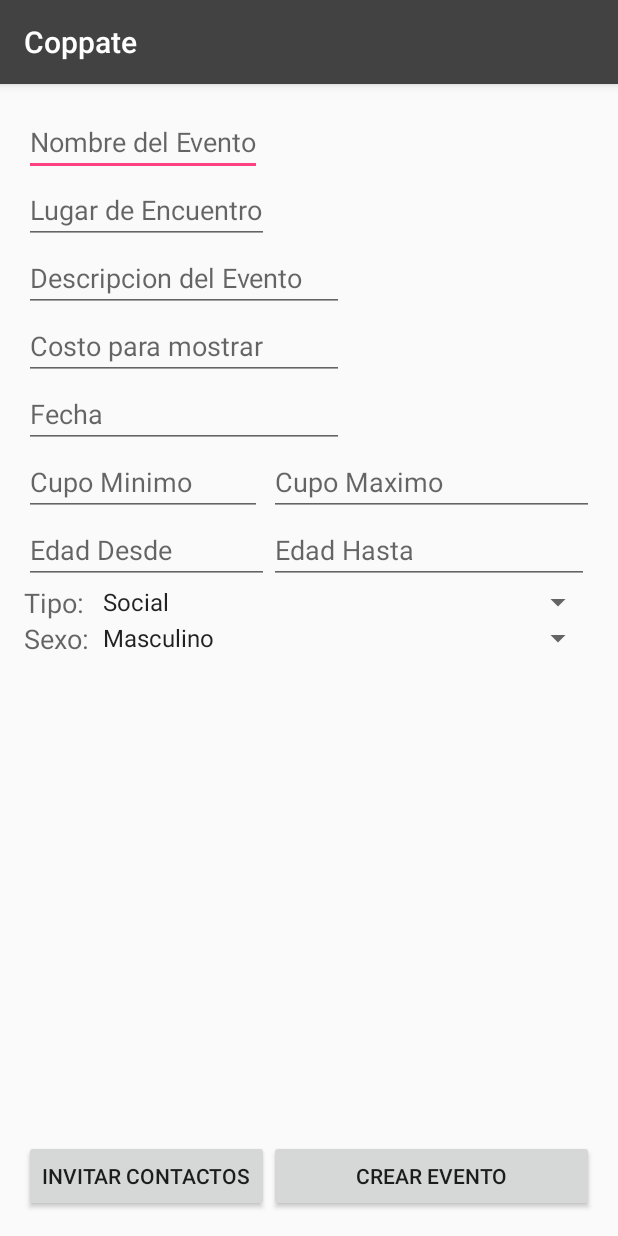
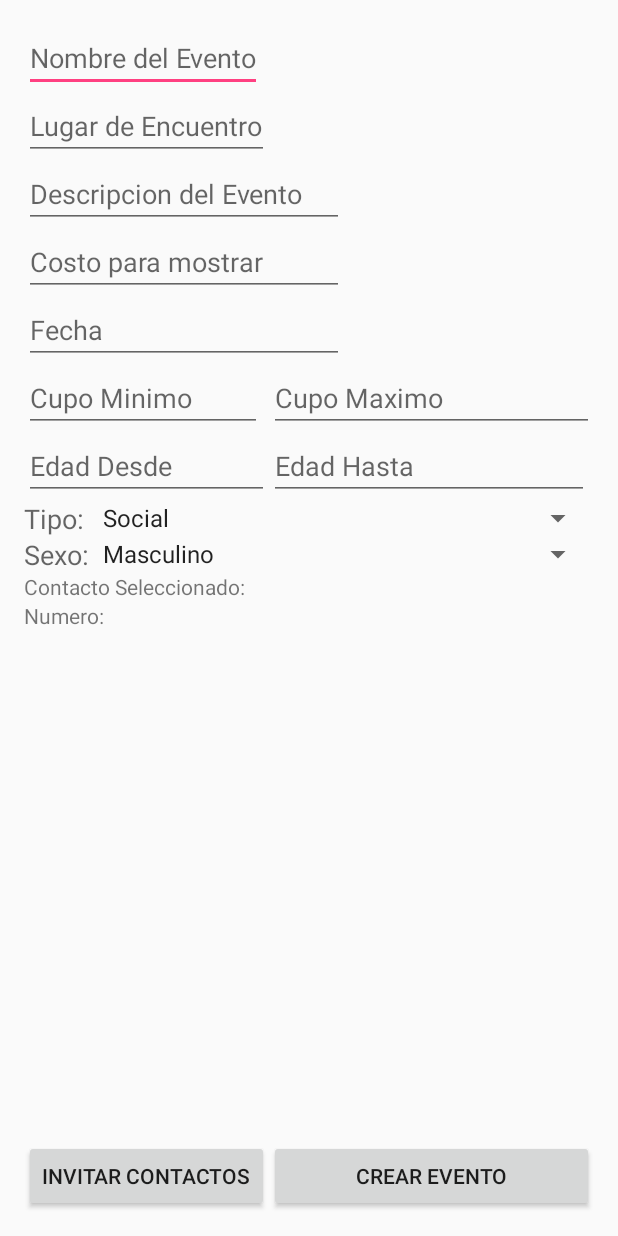
Before and after one commit to Juann1342/CoppateApp, an Android app: the CrearEvento screen opened directly, with no data from a screen before it, on a phone screen of 412 x 824 dp. Run offline under Robolectric (Android 15) with nearby library versions, the phone set to English and light mode, and no system bars.

Commit message:
Se agrega un activity temporal para seleccionar un contacto solo para no perder el código

```diff
--- a/app/src/main/java/com/coppate/g04/coppate/CrearEvento.java
+++ b/app/src/main/java/com/coppate/g04/coppate/CrearEvento.java
@@ -1,7 +1,13 @@
 package com.coppate.g04.coppate;
 
+import android.app.Activity;
+import android.content.Intent;
+import android.database.Cursor;
+import android.net.Uri;
+import android.provider.ContactsContract;
 import android.support.v7.app.AppCompatActivity;
 import android.os.Bundle;
+import android.util.Log;
 import android.view.Gravity;
 import android.view.View;
 import android.widget.AdapterView;
@@ -9,11 +15,12 @@ import android.widget.ArrayAdapter;
 import android.widget.Button;
 import android.widget.EditText;
 import android.widget.Spinner;
+import android.widget.TextView;
 import android.widget.Toast;
 
 
 
-public class CrearEvento extends AppCompatActivity {
+public class CrearEvento extends Activity {
 
     //definimos los componenetes que va a tener la clase y que despues pueden llamarse para operar
     EditText nombre_evento;
@@ -35,10 +42,17 @@ public class CrearEvento extends AppCompatActivity {
     String sexo = "";
     String tipo = "";
 
+    private static final int RESULT_PICK_CONTACT = 85500;
+    private TextView textView1;
+    private TextView textView2;
+
     @Override
     protected void onCreate(Bundle savedInstanceState) {
         super.onCreate(savedInstanceState);
         setContentView(R.layout.activity_crear_evento);
+
+        textView1 = (TextView) findViewById(R.id.ce_lista_coppados);
+        textView2 = (TextView) findViewById(R.id.ce_lista_coppados2);
 
         //defino las posibles opciones que pueden tener los desplegables (esto despues lo tengo que reemplazar con lo que traigo
         // de la base de datos)
@@ -109,6 +123,16 @@ public class CrearEvento extends AppCompatActivity {
             }
         });
 
+        /*
+        btn_invitar_contactos.setOnClickListener(new View.OnClickListener(){
+
+            @Override
+              public void onClick(View v) {
+                Intent intent_invitCopp = new Intent(CrearEvento.this,InvitarCoppados.class);
+                startActivity(intent_invitCopp);
+            }
+        });*/
+
         //al hacer click en el boton, nos mostrara el texto en pantalla que se ha creado un evento
         // con el nombre que hemos ingresado
         btn_crear.setOnClickListener(new View.OnClickListener() {
@@ -137,4 +161,51 @@ public class CrearEvento extends AppCompatActivity {
 
     }
 
+    public void pickContact(View v)
+    {
+        // creamos un StartActivityForResult para mostrar los contactos
+        Intent contactPickerIntent = new Intent(Intent.ACTION_PICK,
+                ContactsContract.CommonDataKinds.Phone.CONTENT_URI);
+        startActivityForResult(contactPickerIntent, RESULT_PICK_CONTACT);
+    }
+    @Override
+    protected void onActivityResult(int requestCode, int resultCode, Intent data) {
+        // comprobamos si el resultado esta ok
+        if (resultCode == RESULT_OK) {
+            // Comprobar si el codigo de peticion, podriamos estar utilizando múltiples startActivityForResult (distinto a StartActivity)
+            switch (requestCode) {
+                case RESULT_PICK_CONTACT:
+                    contactPicked(data);
+                    break;
+            }
+        } else {
+            Log.e("MainActivity", "Failed to pick contact");
+        }
+    }
+
+    private void contactPicked(Intent data) {
+        Cursor cursor = null;
+        try {
+            String phoneNo = null ;
+            String name = null;
+            // el metodo GetData() va a tener el contenido URI del contacto seleccionado.
+            Uri uri = data.getData();
+            // consultamos el contenido de la URI
+            cursor = getContentResolver().query(uri, null, null, null, null);
+            cursor.moveToFirst();
+
+            // tomamos los indices de las columnas del numero y el nombre de los telefonos
+            int  phoneIndex =cursor.getColumnIndex(ContactsContract.CommonDataKinds.Phone.NUMBER);
+
+            int  nameIndex =cursor.getColumnIndex(ContactsContract.CommonDataKinds.Phone.DISPLAY_NAME);
+            phoneNo = cursor.getString(phoneIndex);
+            name = cursor.getString(nameIndex);
+            // Establecemos el valor de los textviews
+            textView1.setText(name);
+            textView2.setText(phoneNo);
+        } catch (Exception e) {
+            e.printStackTrace();
+        }
+    }
+
 }
--- a/app/src/main/res/layout/activity_crear_evento.xml
+++ b/app/src/main/res/layout/activity_crear_evento.xml
@@ -136,7 +136,8 @@
         android:id="@+id/ce_acceso_a_contactos"
         android:layout_alignTop="@+id/ce_btnCrearEvento"
         android:layout_alignParentLeft="true"
-        android:layout_alignParentStart="true" />
+        android:layout_alignParentStart="true"
+        android:onClick="pickContact" />
 
     <EditText
         android:layout_width="wrap_content"
@@ -173,4 +174,38 @@
         android:layout_toStartOf="@+id/ce_spnTipoEvento"
         android:layout_toLeftOf="@+id/ce_spnTipoEvento" />
 
+    <TextView
+        android:layout_width="wrap_content"
+        android:layout_height="wrap_content"
+        android:text="Contacto Seleccionado: "
+        android:id="@+id/textView4"
+        android:layout_below="@+id/ce_spnSexoEvento"
+        android:layout_alignParentLeft="true"
+        android:layout_alignParentStart="true" />
+
+    <TextView
+        android:layout_width="wrap_content"
+        android:layout_height="wrap_content"
+        android:id="@+id/ce_lista_coppados"
+        android:layout_below="@+id/ce_spnSexoEvento"
+        android:layout_toRightOf="@+id/textView4"
+        android:layout_toEndOf="@+id/textView4" />
+
+    <TextView
+        android:layout_width="wrap_content"
+        android:layout_height="wrap_content"
+        android:text="Numero: "
+        android:id="@+id/textView5"
+        android:layout_below="@+id/textView4"
+        android:layout_alignParentLeft="true"
+        android:layout_alignParentStart="true" />
+
+    <TextView
+        android:layout_width="wrap_content"
+        android:layout_height="wrap_content"
+        android:id="@+id/ce_lista_coppados2"
+        android:layout_alignTop="@+id/textView5"
+        android:layout_toRightOf="@+id/textView5"
+        android:layout_toEndOf="@+id/textView5" />
+
 </RelativeLayout>
```
